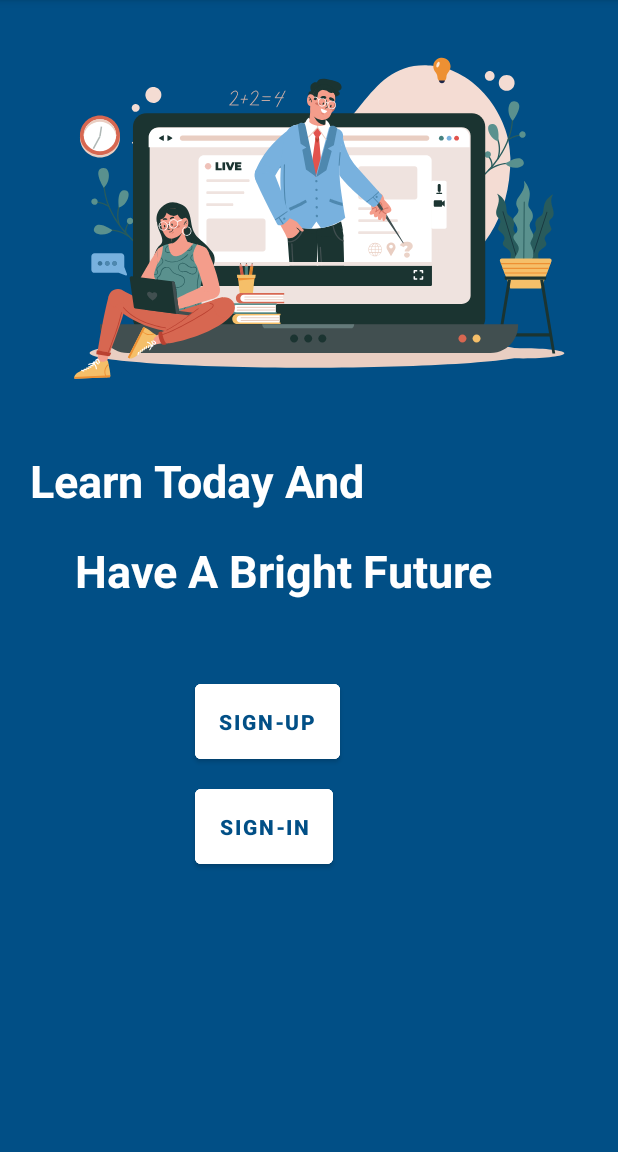
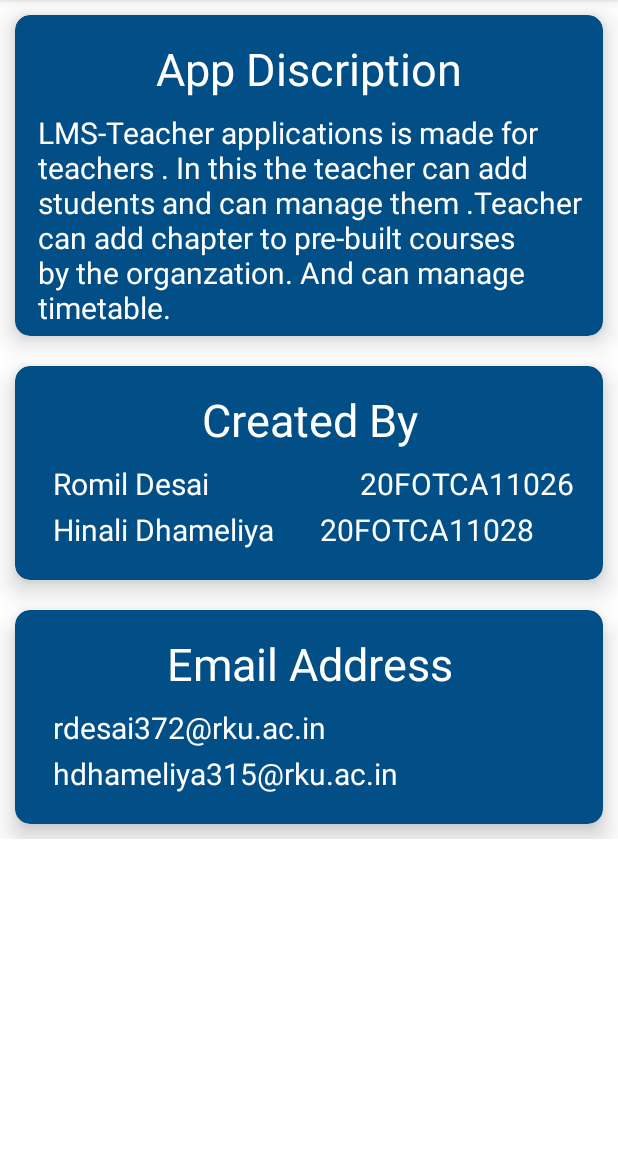
Before and after one commit to romildesai/SMS_Teacher_Project, an Android app: the screen it shows after launch (activity_start_screen before the commit, activity_app_info after it), on a phone screen of 412 x 824 dp, the part 84-1236 px from its top. Run offline under Robolectric (Android 15) with nearby library versions, the phone set to English and light mode, and no system bars.

Commit message:
hini commited today

```diff
--- a/app/src/main/AndroidManifest.xml
+++ b/app/src/main/AndroidManifest.xml
@@ -14,8 +14,11 @@
         android:theme="@style/Theme.Teacher"
         tools:targetApi="31">
         <activity
-            android:name=".activity_start_screen"
-            android:exported="true" >
+            android:name=".activity_student_details"
+            android:exported="false" />
+        <activity
+            android:name=".activity_app_info"
+            android:exported="true">
             <intent-filter>
                 <action android:name="android.intent.action.MAIN" />
 
@@ -23,13 +26,14 @@
             </intent-filter>
         </activity>
         <activity
+            android:name=".activity_start_screen"
+            android:exported="true" />
+        <activity
             android:name=".activity_edit_teacher"
             android:exported="false" />
         <activity
             android:name=".activity_add_teacher"
-            android:exported="true">
-
-        </activity>
+            android:exported="true" />
         <activity
             android:name=".Upcomming_Event"
             android:exported="false" />
--- /dev/null
+++ b/app/src/main/java/com/example/teacher/activity_app_info.kt
@@ -0,0 +1,11 @@
+package com.example.teacher
+
+import androidx.appcompat.app.AppCompatActivity
+import android.os.Bundle
+
+class activity_app_info : AppCompatActivity() {
+    override fun onCreate(savedInstanceState: Bundle?) {
+        super.onCreate(savedInstanceState)
+        setContentView(R.layout.activity_app_info)
+    }
+}
--- /dev/null
+++ b/app/src/main/java/com/example/teacher/activity_student_details.kt
@@ -0,0 +1,11 @@
+package com.example.teacher
+
+import androidx.appcompat.app.AppCompatActivity
+import android.os.Bundle
+
+class activity_student_details : AppCompatActivity() {
+    override fun onCreate(savedInstanceState: Bundle?) {
+        super.onCreate(savedInstanceState)
+        setContentView(R.layout.activity_student_details)
+    }
+}
--- a/app/src/main/res/layout/activity_add_student.xml
+++ b/app/src/main/res/layout/activity_add_student.xml
@@ -230,7 +230,7 @@
                 android:layout_width="match_parent"
                 android:layout_height="wrap_content"
                 android:hint="Phone number"
-                android:inputType="text"
+                android:inputType="number"
                 android:textColor="@color/black" />
 
         </com.google.android.material.textfield.TextInputLayout>
--- a/app/src/main/res/layout/activity_add_teacher.xml
+++ b/app/src/main/res/layout/activity_add_teacher.xml
@@ -229,7 +229,7 @@
                     android:layout_width="match_parent"
                     android:layout_height="wrap_content"
                     android:hint="Phone number"
-                    android:inputType="text"
+                    android:inputType="number"
                     android:textColor="@color/black" />
             </com.google.android.material.textfield.TextInputLayout>
 
--- /dev/null
+++ b/app/src/main/res/layout/activity_app_info.xml
@@ -0,0 +1,151 @@
+<?xml version="1.0" encoding="utf-8"?>
+<RelativeLayout xmlns:android="http://schemas.android.com/apk/res/android"
+    xmlns:app="http://schemas.android.com/apk/res-auto"
+    xmlns:tools="http://schemas.android.com/tools"
+    android:layout_width="match_parent"
+    android:layout_height="match_parent"
+    tools:context=".activity_app_info"
+    android:orientation="vertical"
+    android:background="@color/white">
+
+    <ScrollView
+        android:layout_width="match_parent"
+        android:layout_height="match_parent">
+
+        <LinearLayout
+            android:layout_width="match_parent"
+            android:layout_height="match_parent"
+            android:orientation="vertical">
+
+            <androidx.cardview.widget.CardView
+                android:layout_width="match_parent"
+                android:layout_height="wrap_content"
+                android:layout_margin="10dp"
+                android:backgroundTint="@color/blue"
+                app:cardCornerRadius="10dp"
+                app:cardElevation="10dp">
+
+                <LinearLayout
+                    android:layout_width="match_parent"
+                    android:layout_height="wrap_content"
+                    android:orientation="vertical">
+
+                    <TextView
+                        android:layout_width="match_parent"
+                        android:layout_height="wrap_content"
+                        android:layout_marginTop="15dp"
+                        android:layout_marginBottom="5dp"
+                        android:gravity="center"
+                        android:text="App Discription"
+                        android:textColor="@color/white"
+                        android:textSize="30sp" />
+
+                    <TextView
+                        android:layout_width="match_parent"
+                        android:layout_height="wrap_content"
+                        android:layout_marginStart="15dp"
+                        android:layout_marginTop="3dp"
+                        android:layout_marginBottom="5dp"
+                        android:text="LMS-Teacher applications is made for teachers . In this the teacher can add students and can manage them .Teacher can add chapter to pre-built courses by the organzation. And can manage timetable."
+                        android:textColor="@color/white"
+                        android:textSize="20sp" />
+                </LinearLayout>
+            </androidx.cardview.widget.CardView>
+
+            <androidx.cardview.widget.CardView
+                android:layout_width="match_parent"
+                android:layout_height="wrap_content"
+                android:layout_margin="10dp"
+                android:backgroundTint="@color/blue"
+                app:cardCornerRadius="10dp"
+                app:cardElevation="10dp">
+
+                <LinearLayout
+                    android:layout_width="match_parent"
+                    android:layout_height="wrap_content"
+                    android:orientation="vertical">
+
+                    <TextView
+                        android:layout_width="match_parent"
+                        android:layout_height="wrap_content"
+                        android:layout_marginTop="15dp"
+                        android:layout_marginBottom="5dp"
+                        android:gravity="center"
+                        android:text="Created By"
+                        android:textColor="@color/white"
+                        android:textSize="30sp" />
+
+                    <TextView
+                        android:layout_width="wrap_content"
+                        android:layout_height="wrap_content"
+                        android:layout_marginStart="25dp"
+                        android:layout_marginTop="3sp"
+                        android:text="Romil Desai \t \t \t \t \t \t \t 20FOTCA11026"
+                        android:textColor="@color/white"
+                        android:textSize="20sp" />
+
+                    <TextView
+                        android:layout_width="wrap_content"
+                        android:layout_height="wrap_content"
+                        android:layout_marginStart="25dp"
+                        android:layout_marginTop="3sp"
+                        android:layout_marginBottom="20dp"
+                        android:text="Hinali Dhameliya \t \t 20FOTCA11028"
+                        android:textColor="@color/white"
+                        android:textSize="20sp" />
+                </LinearLayout>
+
+            </androidx.cardview.widget.CardView>
+
+            <androidx.cardview.widget.CardView
+                android:layout_width="match_parent"
+                android:layout_height="wrap_content"
+                android:layout_margin="10dp"
+                android:backgroundTint="@color/blue"
+                app:cardCornerRadius="10dp"
+                app:cardElevation="10dp">
+
+
+                <LinearLayout
+                    android:layout_width="match_parent"
+                    android:layout_height="wrap_content"
+                    android:orientation="vertical">
+
+                    <TextView
+                        android:layout_width="match_parent"
+                        android:layout_height="wrap_content"
+                        android:layout_marginTop="15dp"
+                        android:layout_marginBottom="5dp"
+                        android:gravity="center"
+                        android:text="Email Address"
+                        android:textColor="@color/white"
+                        android:textSize="30sp" />
+
+                    <TextView
+                        android:layout_width="wrap_content"
+                        android:layout_height="wrap_content"
+                        android:layout_marginStart="25dp"
+                        android:layout_marginTop="3sp"
+                        android:text="rdesai372@rku.ac.in"
+                        android:textColor="@color/white"
+                        android:textSize="20sp" />
+
+                    <TextView
+                        android:layout_width="wrap_content"
+                        android:layout_height="wrap_content"
+                        android:layout_marginStart="25dp"
+                        android:layout_marginTop="3sp"
+                        android:layout_marginBottom="20dp"
+                        android:text="hdhameliya315@rku.ac.in"
+                        android:textColor="@color/white"
+                        android:textSize="20sp" />
+
+
+                </LinearLayout>
+
+            </androidx.cardview.widget.CardView>
+
+        </LinearLayout>
+    </ScrollView>
+
+</RelativeLayout>
--- a/app/src/main/res/layout/activity_edit_profile.xml
+++ b/app/src/main/res/layout/activity_edit_profile.xml
@@ -225,7 +225,7 @@
                 android:layout_width="match_parent"
                 android:layout_height="wrap_content"
                 android:hint="Phone number"
-                android:inputType="text"
+                android:inputType="number"
                 android:textColor="@color/black" />
         </com.google.android.material.textfield.TextInputLayout>
 
--- a/app/src/main/res/layout/activity_edit_teacher.xml
+++ b/app/src/main/res/layout/activity_edit_teacher.xml
@@ -229,7 +229,7 @@
                     android:layout_width="match_parent"
                     android:layout_height="wrap_content"
                     android:hint="Phone number"
-                    android:inputType="text"
+                    android:inputType="number"
                     android:textColor="@color/black" />
             </com.google.android.material.textfield.TextInputLayout>
 
--- /dev/null
+++ b/app/src/main/res/layout/activity_student_details.xml
@@ -0,0 +1,9 @@
+<?xml version="1.0" encoding="utf-8"?>
+<androidx.constraintlayout.widget.ConstraintLayout xmlns:android="http://schemas.android.com/apk/res/android"
+    xmlns:app="http://schemas.android.com/apk/res-auto"
+    xmlns:tools="http://schemas.android.com/tools"
+    android:layout_width="match_parent"
+    android:layout_height="match_parent"
+    tools:context=".activity_student_details">
+
+</androidx.constraintlayout.widget.ConstraintLayout>
```
